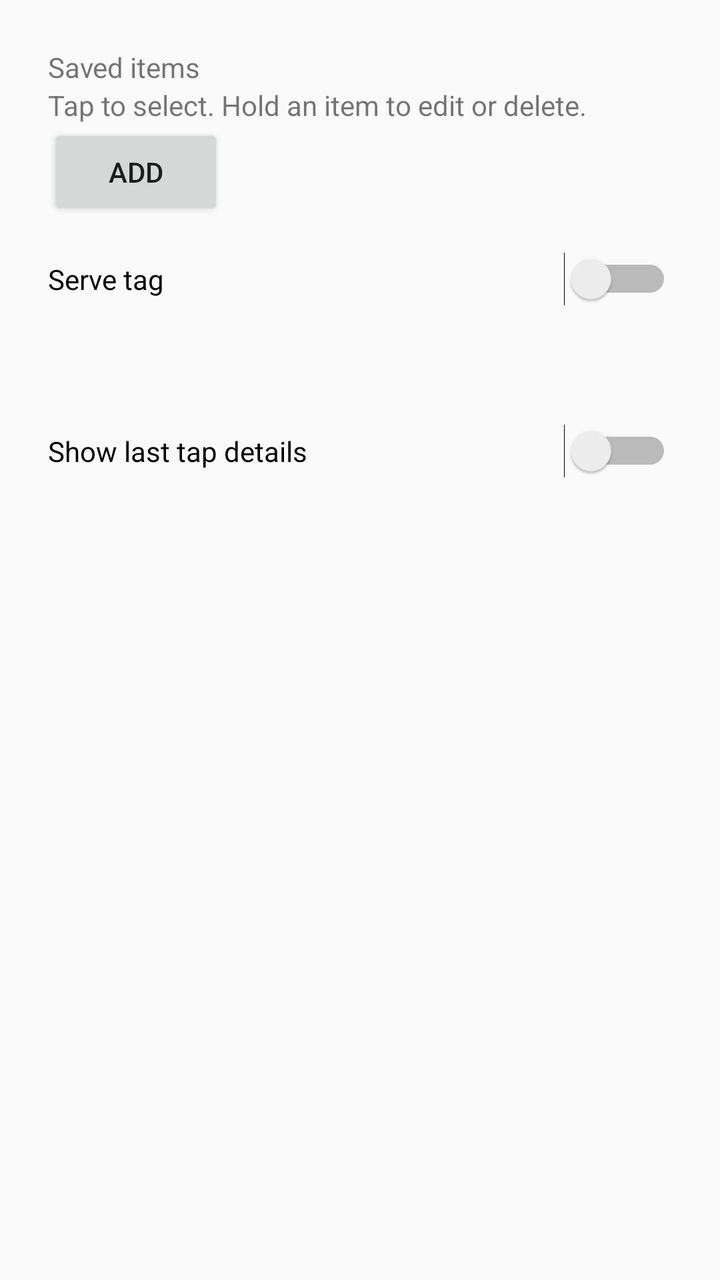
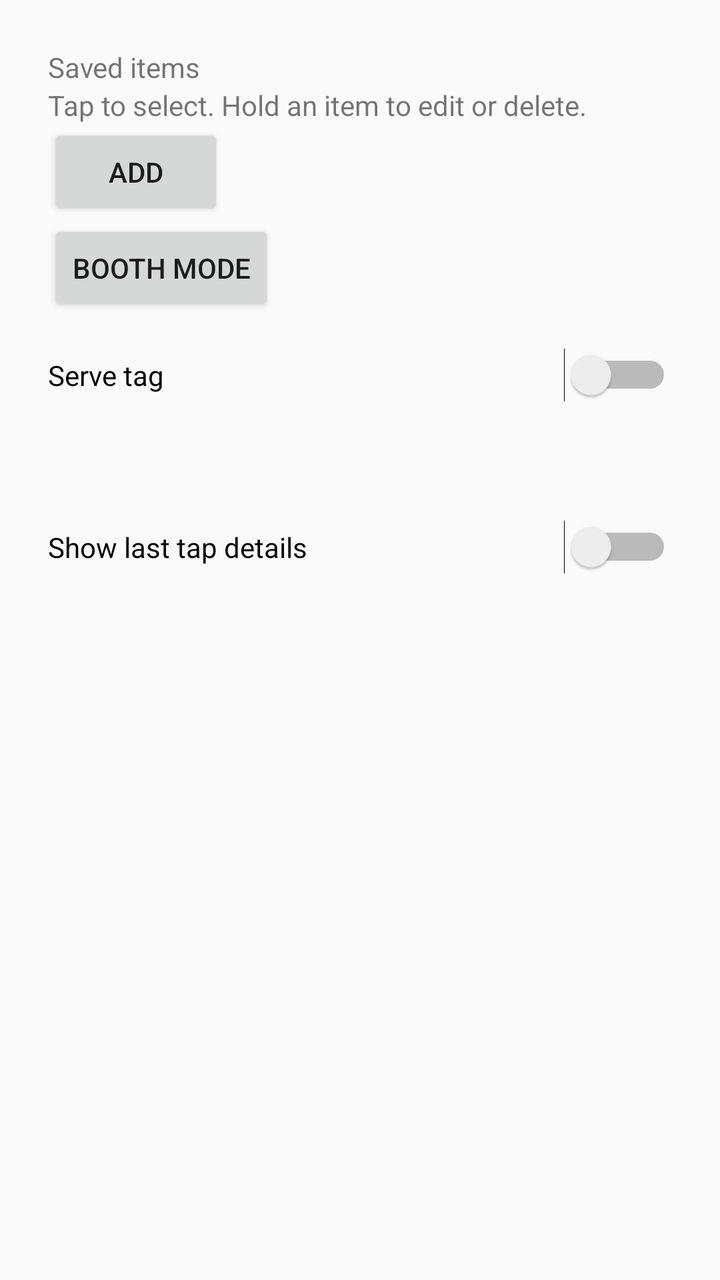

Before-and-after screenshots of an Android layout around one commit, followed by the original layout XML and the change that was made.
<!-- AndroidManifest.xml: application theme android:Theme.Material.Light.DarkActionBar -->
<!-- res/layout/activity_main.xml -->
<?xml version="1.0" encoding="utf-8"?>
<ScrollView xmlns:android="http://schemas.android.com/apk/res/android"
    android:layout_width="match_parent"
    android:layout_height="match_parent"
    android:fitsSystemWindows="true"
    android:fillViewport="true">
<LinearLayout
    android:layout_width="match_parent"
    android:layout_height="wrap_content"
    android:orientation="vertical"
    android:padding="24dp">

    <TextView
        android:layout_width="wrap_content"
        android:layout_height="wrap_content"
        android:text="@string/items_label" />

    <TextView
        android:layout_width="match_parent"
        android:layout_height="wrap_content"
        android:text="@string/items_help" />

    <LinearLayout
        android:id="@+id/items"
        android:layout_width="match_parent"
        android:layout_height="wrap_content"
        android:orientation="vertical" />

    <Button
        android:id="@+id/add_item"
        android:layout_width="wrap_content"
        android:layout_height="wrap_content"
        android:text="@string/add_item" />

    <Switch
        android:id="@+id/enabled"
        android:layout_width="match_parent"
        android:layout_height="wrap_content"
        android:layout_marginTop="16dp"
        android:text="@string/enabled" />

    <TextView
        android:id="@+id/status"
        android:layout_width="match_parent"
        android:layout_height="wrap_content"
        android:layout_marginTop="16dp" />

    <Switch
        android:id="@+id/diagnostics"
        android:layout_width="match_parent"
        android:layout_height="wrap_content"
        android:layout_marginTop="24dp"
        android:text="@string/diagnostics" />

    <TextView
        android:id="@+id/trace"
        android:layout_width="match_parent"
        android:layout_height="wrap_content"
        android:layout_marginTop="16dp"
        android:fontFamily="monospace"
        android:textIsSelectable="true"
        android:textSize="11sp" />
</LinearLayout>
</ScrollView>
<!-- resources referenced by this layout -->
<resources>
  <string name="add_item">Add</string>
  <string name="diagnostics">Show last tap details</string>
  <string name="enabled">Serve tag</string>
  <string name="items_help">Tap to select. Hold an item to edit or delete.</string>
  <string name="items_label">Saved items</string>
</resources>

<!-- the commit's change to res/layout/activity_main.xml (unified diff, before → after) -->
@@ -32,6 +32,13 @@
         android:layout_height="wrap_content"
         android:text="@string/add_item" />
 
+    
+    <Button
+        android:id="@+id/booth_mode"
+        android:layout_width="wrap_content"
+        android:layout_height="wrap_content"
+        android:text="@string/booth_mode" />
+
     <Switch
         android:id="@+id/enabled"
         android:layout_width="match_parent"
<!-- resource entries referenced after the edit -->
@@ -1,6 +1,7 @@
 <!-- resources referenced by this layout -->
 <resources>
   <string name="add_item">Add</string>
+  <string name="booth_mode">Booth mode</string>
   <string name="diagnostics">Show last tap details</string>
   <string name="enabled">Serve tag</string>
   <string name="items_help">Tap to select. Hold an item to edit or delete.</string>
